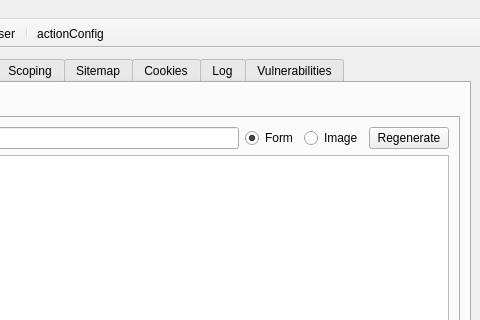
First picture: the form in branches/raft3/ui/RaftMain.ui, repository RAFTDevTeam/raft, before the edit; both pictures show x 722 to 1202 and y 0 to 320 of the 1202 by 875 pixel window.
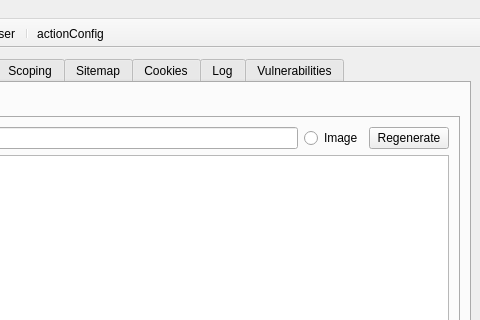
Second picture: the form after the edit. The open tabs and pages were chosen to show the change. Icons and pictures are not drawn. Custom widgets are drawn as their Qt base class.

Commit message: Removed form regenerate method from CSRF tester.

```diff
--- a/branches/raft3/ui/RaftMain.ui
+++ b/branches/raft3/ui/RaftMain.ui
@@ -1752,19 +1752,6 @@
               <item>
                <widget class="QLineEdit" name="testerCSRFURLEdit"/>
               </item>
-              <item>
-               <widget class="QRadioButton" name="testerFormGen">
-                <property name="toolTip">
-                 <string>Generate CSRF Form</string>
-                </property>
-                <property name="text">
-                 <string>Form</string>
-                </property>
-                <property name="checked">
-                 <bool>true</bool>
-                </property>
-               </widget>
-              </item>
               <item>
                <widget class="QRadioButton" name="testerImgGen">
                 <property name="toolTip">
```
Left out of the diff: 3 changed lines with no effect on the pictures. The commit also changes 2 other files.
